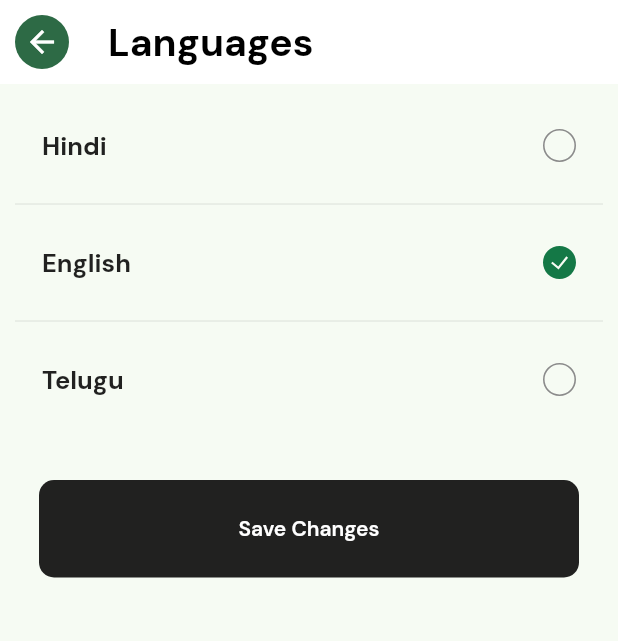
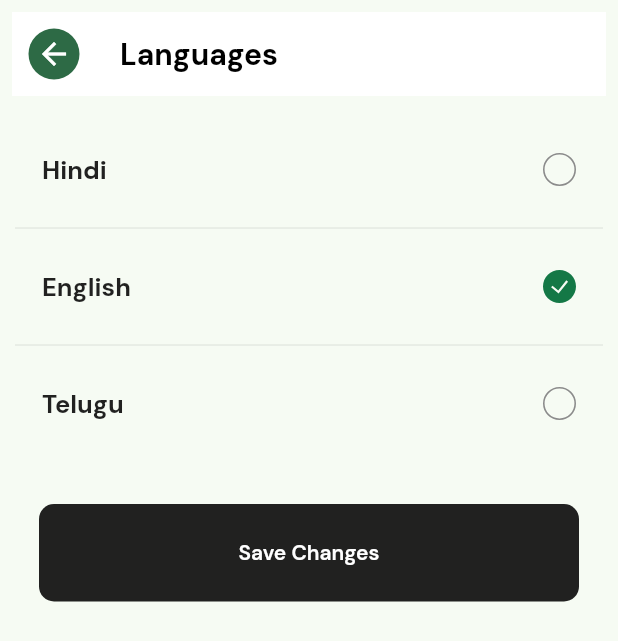
Before and after one commit to azazelyash/ecommerce-application, a Flutter app: the LanguagePage screen opened directly, on a phone screen of 412 x 824 dp. Shown: the top 641 px of the screen. Run offline on Flutter 3.47's test engine with Material 2 defaults, Android fonts, the phone set to English and light mode, and no system bars; our stand-ins replace carousel_slider, dio, dotted_line, flutter_otp_text_field, flutter_svg, fluttertoast and 6 more; missing offline and left inert: email_otp, razorpay_flutter; accounts and stored records are empty; network calls fail; project files that could hold a hidden picture were left out.

Commit message:
modified:   lib/comps/appbar.dart

```diff
--- a/lib/comps/appbar.dart
+++ b/lib/comps/appbar.dart
@@ -28,12 +28,16 @@ class StandardAppBar extends StatelessWidget implements PreferredSizeWidget {
 
   @override
   Widget build(BuildContext context) {
-    return AppBar(
+    return Padding(
+      padding: const EdgeInsets.all(8.0),
+      child: AppBar(
           elevation: 0,
           leading: GestureDetector(
             child: Container(
-              margin: const EdgeInsets.all(10),
-              decoration: BoxDecoration(color: Theme.of(context).colorScheme.primary, borderRadius: const BorderRadius.all(Radius.circular(100))),
+                margin: const EdgeInsets.all(11),
+                decoration: BoxDecoration(
+                    color: Theme.of(context).colorScheme.primary,
+                    borderRadius: const BorderRadius.all(Radius.circular(100))),
                 child: const Icon(
                   Icons.arrow_back,
                   color: Colors.white,
@@ -45,9 +49,10 @@ class StandardAppBar extends StatelessWidget implements PreferredSizeWidget {
           backgroundColor: Colors.white,
           title: Text(
             title,
-          textScaleFactor: 1.3,
+            textScaleFactor: 1.0,
             style: const TextStyle(color: Colors.black),
-        ));
+          )),
+    );
   }
 }
 
@@ -130,7 +135,8 @@ class _HomeAppBarState extends State<HomeAppBar> {
 }
 
 class AddressAppBar extends StatelessWidget implements PreferredSizeWidget {
-  AddressAppBar({super.key, required this.title}) : preferredSize = const Size.fromHeight(kToolbarHeight);
+  AddressAppBar({super.key, required this.title})
+      : preferredSize = const Size.fromHeight(kToolbarHeight);
 
   String title;
 
@@ -171,7 +177,8 @@ class AddressAppBar extends StatelessWidget implements PreferredSizeWidget {
 }
 
 class PaymentAppBar extends StatelessWidget implements PreferredSizeWidget {
-  PaymentAppBar({super.key, required this.title}) : preferredSize = const Size.fromHeight(kToolbarHeight);
+  PaymentAppBar({super.key, required this.title})
+      : preferredSize = const Size.fromHeight(kToolbarHeight);
 
   String title;
 
```
Lines whose indentation alone changed are shown as unchanged.
